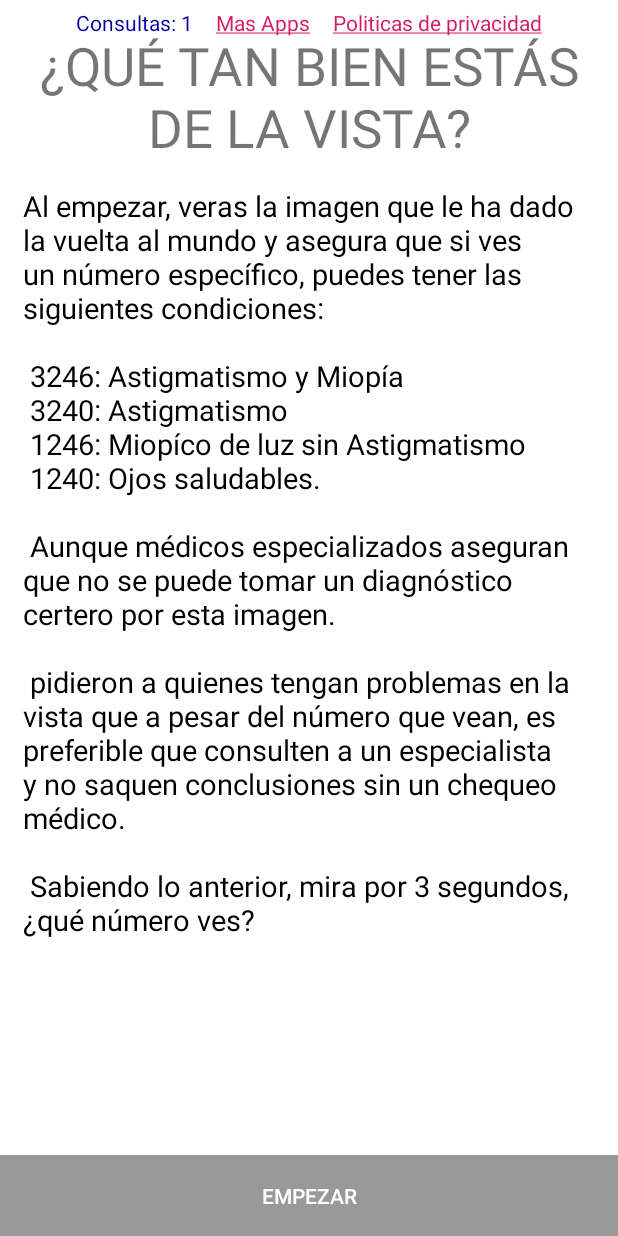
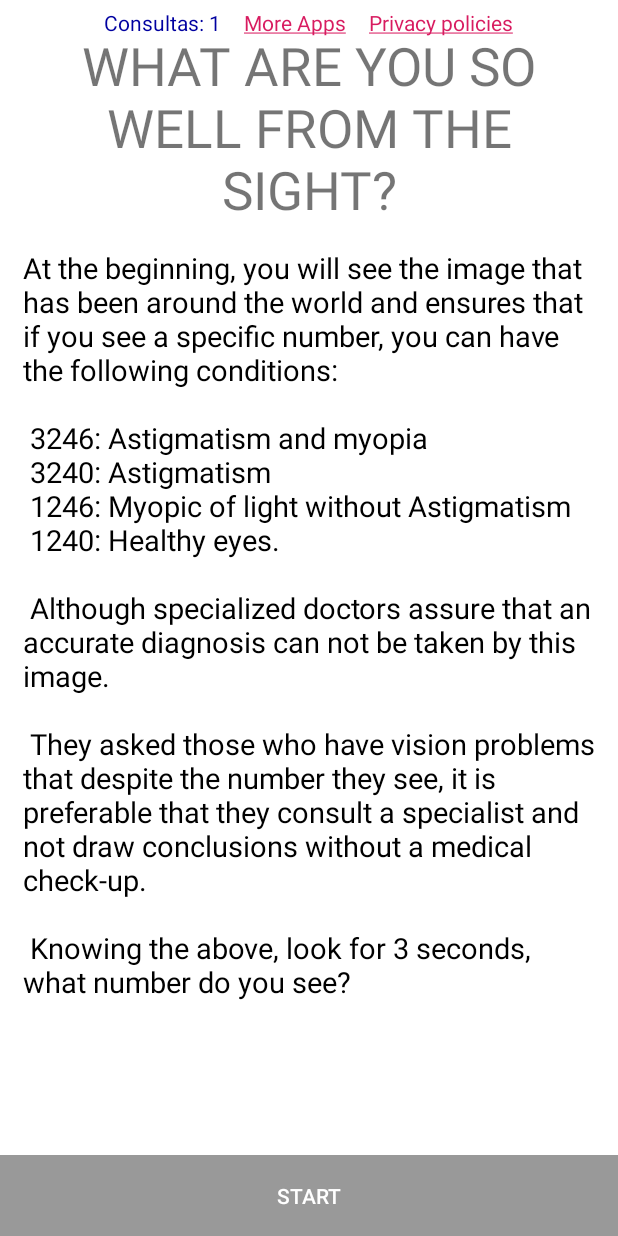
Before and after one commit to jhordyabonia/TestVisual, an Android app: the screen it shows after launch (MainActivity), on a phone screen of 412 x 824 dp. Run offline under Robolectric (Android 15) with nearby library versions, the phone set to English and light mode, and no system bars; our stand-ins replace AdMob; 3 statements that could not run were skipped.

Commit message:
added language english

```diff
--- a/app/build.gradle
+++ b/app/build.gradle
@@ -7,8 +7,8 @@ android {
         applicationId "com.jhordyabonia.tv"
         minSdkVersion 16
         targetSdkVersion 28
-        versionCode 3
-        versionName "0.3"
+        versionCode 4
+        versionName "0.4"
         testInstrumentationRunner "android.support.test.runner.AndroidJUnitRunner"
     }
     buildTypes {
--- a/app/src/main/java/com/jhordyabonia/tv/MainActivity.java
+++ b/app/src/main/java/com/jhordyabonia/tv/MainActivity.java
@@ -162,7 +162,7 @@ public class MainActivity extends AppCompatActivity implements View.OnClickListe
 
             findViewById(R.id.loading).setVisibility(View.VISIBLE);
             ((TextView)findViewById(R.id.loading))
-                    .setText("Cargando...");
+                    .setText(R.string.loading);
             loading = true;
         }
     }
@@ -198,10 +198,10 @@ public class MainActivity extends AppCompatActivity implements View.OnClickListe
         test += reward;
 
         ((TextView)findViewById(R.id.test))
-                .setText("Consultas: "+test);
+                .setText(getString(R.string.ours)+test);
 
         ((TextView)findViewById(R.id.loading))
-                .setText("Ganaste: "+reward+" consultas");
+                .setText(getString(R.string.win)+reward+" "+getString(R.string.ours));
     }
 
     @Override
--- a/app/src/main/res/layout/activity_fullscreen.xml
+++ b/app/src/main/res/layout/activity_fullscreen.xml
@@ -133,7 +133,7 @@
         android:layout_height="match_parent"
         android:background="#fff"
         android:gravity="center"
-        android:text="Cargando..."
+        android:text="@string/loading"
         android:textAppearance="@style/TextAppearance.AppCompat.Small"
         android:textSize="24sp"
         android:visibility="gone" />
--- a/app/src/main/res/values/strings.xml
+++ b/app/src/main/res/values/strings.xml
@@ -3,23 +3,25 @@
 
     <string name="adds">ca-app-pub-7036101536380541/2882414790</string>
     <string name="ad_unit_id">ca-app-pub-7036101536380541~4641724180</string>
-    <string name="dummy_button">Empezar</string>
-    <string name="dummy_title">¿QUÉ TAN BIEN ESTÁS DE LA VISTA?</string>
+    <string name="dummy_button">Start</string>
+    <string name="dummy_title">WHAT ARE YOU SO WELL FROM THE SIGHT?</string>
     <string name="dummy_content">
-        Al empezar, veras la imagen que le ha dado la vuelta al mundo y asegura que si ves un número específico, puedes tener las siguientes condiciones:\n\n
+        At the beginning, you will see the image that has been around the world and ensures that if you see a specific number, you can have the following conditions:\n\n
 
-        3246: Astigmatismo y Miopía \n
-        3240: Astigmatismo\n
-        1246: Miopíco de luz sin Astigmatismo\n
-        1240: Ojos saludables.\n\n
+        3246: Astigmatism and myopia \n
+        3240: Astigmatism\n
+        1246: Myopic of light without Astigmatism\n
+        1240: Healthy eyes.\n\n
 
-        Aunque médicos especializados aseguran que no se puede tomar un diagnóstico certero por esta imagen.\n\n
+        Although specialized doctors assure that an accurate diagnosis can not be taken by this image.\n\n
 
-        pidieron a quienes tengan problemas en la vista que a pesar del número que vean, es preferible que consulten a un especialista y no saquen conclusiones sin un chequeo médico.\n\n
+        They asked those who have vision problems that despite the number they see, it is preferable that they consult a specialist and not draw conclusions without a medical check-up.\n\n
 
-        Sabiendo lo anterior, mira por 3 segundos, ¿qué número ves?
+        Knowing the above, look for 3 seconds, what number do you see?
     </string>
-    <string name="policy"><a href="https://jhordyabonia.azurewebsites.net/visual_exam/policy/">Politicas de privacidad</a></string>
-    <string name="ours"><a href="https://jhordyabonia.azurewebsites.net/visual_exam/policy/">Nosotros</a></string>
-    <string name="more_apps"><a href="https://jhordyabonia.azurewebsites.net/visual_exam/policy/">Mas Apps</a></string>
+    <string name="policy"><a href="https://jhordyabonia.azurewebsites.net/visual_exam/policy/">Privacy policies</a></string>
+    <string name="ours"><a href="https://jhordyabonia.azurewebsites.net/visual_exam/policy/">Consultations: </a></string>
+    <string name="more_apps"><a href="https://jhordyabonia.azurewebsites.net/visual_exam/policy/">More Apps</a></string>
+    <string name="loading">Loading...</string>
+    <string name="win">Won</string>
 </resources>
```
Also changed, not shown: 1 other file.
